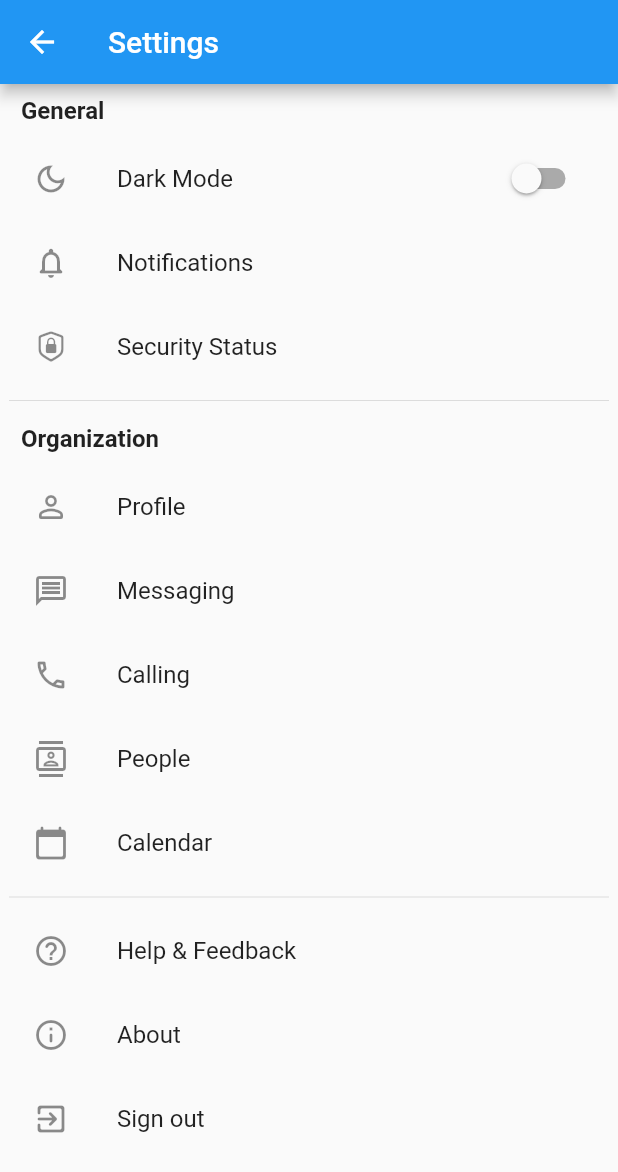
After one commit to Zzeynepyilmaz/zonguldak_kent_rehberi, a Flutter app: the SettingsPage2 screen opened directly, on a phone screen of 412 x 824 dp. The commit adds this screen. Shown: the top 1172 px of the screen. Run offline on Flutter 3.47's test engine with Material 2 defaults, Android fonts, the phone set to English and light mode, and no system bars; our stand-ins replace flutter_rating_bar, geolocator, google_fonts, google_maps_flutter; missing offline and left inert: wikidart; generated files the repository leaves out were written again.

Commit message:
first commit

```diff
--- a/lib/screens/homepage.dart
+++ b/lib/screens/homepage.dart
@@ -9,6 +9,7 @@ import 'package:http/http.dart' as http;
 import 'package:flutter_gen/gen_l10n/app_localizations.dart';
 import 'package:zonguldak_kent_rehberi/custom_widgets/error_window.dart';
 import 'package:zonguldak_kent_rehberi/response/nearby_places_response.dart';
+import 'package:zonguldak_kent_rehberi/screens/settings.dart';
 import 'package:zonguldak_kent_rehberi/screens/transportation_card.dart';
 import '../config.dart';
 import '../custom_widgets/place_info_window.dart';
@@ -466,7 +467,7 @@ class _HomePageState extends State<HomePage> {
                   color: Colors.white,
                 ),
                 Text(
-                  "City Guide",
+                  "Zonguldak Rehberi",
                   style: TextStyle(
                       color: Colors.white,
                       fontSize: 30,
@@ -524,8 +525,8 @@ class _HomePageState extends State<HomePage> {
             leading: const Icon(Icons.settings),
             title: Text(AppLocalizations.of(context).settings),
             onTap: () {
-              Navigator.pop(context);
-              showErrorWindow(context);
+              Navigator.of(context).push(MaterialPageRoute(
+                  builder: (context) => const SettingsPage2()));
             },
           ),
           ListTile(
@@ -550,13 +551,13 @@ class _HomePageState extends State<HomePage> {
             onTap: () {
               showAboutDialog(
                   context: context,
-                  applicationName: "City Guide",
+                  applicationName: "Zonguldak Kent Rehberi",
                   applicationVersion: "0.1.0",
                   applicationIcon: const Icon(Icons.location_city),
-                  applicationLegalese: "© 2021 City Guide",
+                  applicationLegalese: "© 2023 Zonguldak Rehberi",
                   children: [
                     const Text(
-                        "City Guide is an application that helps you find places in your city. It also provides you with information about the weather, news, events and tips. It is a very useful application for tourists and locals alike."),
+                        "Zonguldak Kent Rehberi, şehrinizdeki yerleri bulmanıza yardımcı olan bir uygulamadır. Ayrıca size hava durumu, haberler, etkinlikler ve ipuçları hakkında bilgi verir. Hem turistler hem de yerli halk için çok faydalı bir uygulamadır.."),
                   ]);
             },
           ),
--- /dev/null
+++ b/lib/screens/settings.dart
@@ -0,0 +1,132 @@
+import 'package:flutter/cupertino.dart';
+import 'package:flutter/material.dart';
+
+class SettingsPage2 extends StatefulWidget {
+  const SettingsPage2({Key? key}) : super(key: key);
+
+  @override
+  State<SettingsPage2> createState() => _SettingsPage2State();
+}
+
+class _SettingsPage2State extends State<SettingsPage2> {
+  bool _isDark = false;
+  @override
+  Widget build(BuildContext context) {
+    return Theme(
+      data: _isDark ? ThemeData.dark() : ThemeData.light(),
+      child: Scaffold(
+        appBar: AppBar(
+          title: const Text("Settings"),
+        ),
+        body: Center(
+          child: Container(
+            constraints: const BoxConstraints(maxWidth: 400),
+            child: ListView(
+              children: [
+                _SingleSection(
+                  title: "General",
+                  children: [
+                    _CustomListTile(
+                        title: "Dark Mode",
+                        icon: Icons.dark_mode_outlined,
+                        trailing: Switch(
+                            value: _isDark,
+                            onChanged: (value) {
+                              setState(() {
+                                _isDark = value;
+                              });
+                            })),
+                    const _CustomListTile(
+                        title: "Notifications",
+                        icon: Icons.notifications_none_rounded),
+                    const _CustomListTile(
+                        title: "Security Status",
+                        icon: CupertinoIcons.lock_shield),
+                  ],
+                ),
+                const Divider(),
+                const _SingleSection(
+                  title: "Organization",
+                  children: [
+                    _CustomListTile(
+                        title: "Profile", icon: Icons.person_outline_rounded),
+                    _CustomListTile(
+                        title: "Messaging", icon: Icons.message_outlined),
+                    _CustomListTile(
+                        title: "Calling", icon: Icons.phone_outlined),
+                    _CustomListTile(
+                        title: "People", icon: Icons.contacts_outlined),
+                    _CustomListTile(
+                        title: "Calendar", icon: Icons.calendar_today_rounded)
+                  ],
+                ),
+                const Divider(),
+                const _SingleSection(
+                  children: [
+                    _CustomListTile(
+                        title: "Help & Feedback",
+                        icon: Icons.help_outline_rounded),
+                    _CustomListTile(
+                        title: "About", icon: Icons.info_outline_rounded),
+                    _CustomListTile(
+                        title: "Sign out", icon: Icons.exit_to_app_rounded),
+                  ],
+                ),
+              ],
+            ),
+          ),
+        ),
+      ),
+    );
+  }
+}
+
+class _CustomListTile extends StatelessWidget {
+  final String title;
+  final IconData icon;
+  final Widget? trailing;
+  const _CustomListTile(
+      {Key? key, required this.title, required this.icon, this.trailing})
+      : super(key: key);
+
+  @override
+  Widget build(BuildContext context) {
+    return ListTile(
+      title: Text(title),
+      leading: Icon(icon),
+      trailing: trailing,
+      onTap: () {},
+    );
+  }
+}
+
+class _SingleSection extends StatelessWidget {
+  final String? title;
+  final List<Widget> children;
+  const _SingleSection({
+    Key? key,
+    this.title,
+    required this.children,
+  }) : super(key: key);
+
+  @override
+  Widget build(BuildContext context) {
+    return Column(
+      mainAxisAlignment: MainAxisAlignment.start,
+      crossAxisAlignment: CrossAxisAlignment.start,
+      children: [
+        if (title != null)
+          Padding(
+            padding: const EdgeInsets.all(8.0),
+            child: Text(
+              title!,
+              style: const TextStyle(fontSize: 16, fontWeight: FontWeight.bold),
+            ),
+          ),
+        Column(
+          children: children,
+        ),
+      ],
+    );
+  }
+}
```
Also changed, not shown: 2 other files.
